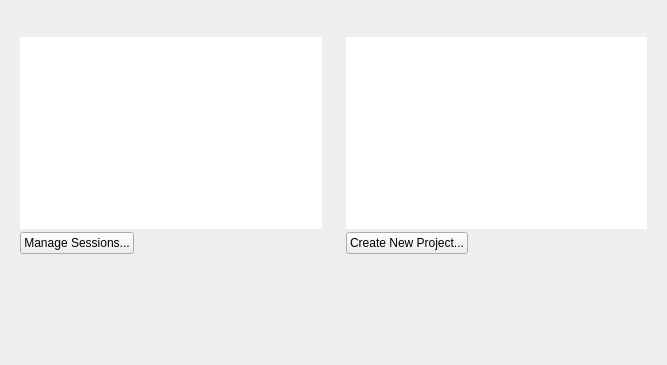
Before: the Qt Designer form src/plugins/projectexplorer/projectwelcomepagewidget.ui in qt-creator/qt-creator, drawn with Qt 5.
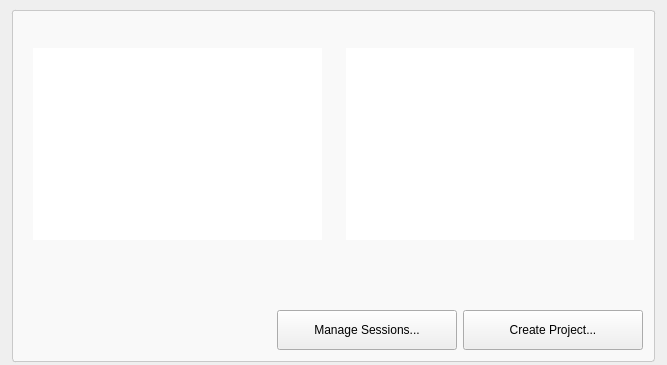
After: the same form once the commit is applied. Icons and pictures are not drawn. Custom widgets are drawn as their Qt base class.

Commit message:
Updated layout and graphics for welcome page
Done with Danimo. Most changes are cosmetic but we modified
the tutorial listing and re-arranged some of the layouts to
better reflect the suggestions by Ergosign and Nigel.

Diff of the .ui file:
```diff
--- a/src/plugins/projectexplorer/projectwelcomepagewidget.ui
+++ b/src/plugins/projectexplorer/projectwelcomepagewidget.ui
@@ -13,7 +13,139 @@
   <property name="windowTitle">
    <string>Form</string>
   </property>
+  <layout class="QVBoxLayout" name="verticalLayout">
+   <property name="topMargin">
+    <number>9</number>
+   </property>
+   <property name="bottomMargin">
+    <number>2</number>
+   </property>
+   <item>
+    <widget class="QFrame" name="frame">
+     <property name="styleSheet">
+      <string notr="true">#frame{
+   border: 1px solid #c9c9c9;
+   border-radius: 3px;
+   padding: 2px;
+   background: #f9f9f9;
+   margin: 1px;
+}</string>
+     </property>
+     <property name="frameShape">
+      <enum>QFrame::StyledPanel</enum>
+     </property>
+     <property name="frameShadow">
+      <enum>QFrame::Raised</enum>
+     </property>
+     <layout class="QVBoxLayout" name="verticalLayout_2">
+      <item>
   <layout class="QHBoxLayout" name="horizontalLayout">
+        <item>
+         <widget class="QFrame" name="recentProjectsFrame">
+          <property name="styleSheet">
+           <string/>
+          </property>
+          <layout class="QGridLayout" name="gridLayout_5">
+           <property name="horizontalSpacing">
+            <number>0</number>
+           </property>
+           <property name="verticalSpacing">
+            <number>3</number>
+           </property>
+           <property name="rightMargin">
+            <number>9</number>
+           </property>
+           <item row="3" column="0" colspan="3">
+            <widget class="Utils::WelcomeModeTreeWidget" name="projTreeWidget">
+             <property name="sizePolicy">
+              <sizepolicy hsizetype="Preferred" vsizetype="Preferred">
+               <horstretch>0</horstretch>
+               <verstretch>0</verstretch>
+              </sizepolicy>
+             </property>
+             <property name="focusPolicy">
+              <enum>Qt::NoFocus</enum>
+             </property>
+             <property name="frameShape">
+              <enum>QFrame::NoFrame</enum>
+             </property>
+             <property name="selectionMode">
+              <enum>QAbstractItemView::NoSelection</enum>
+             </property>
+             <property name="verticalScrollMode">
+              <enum>QAbstractItemView::ScrollPerPixel</enum>
+             </property>
+             <property name="rootIsDecorated">
+              <bool>false</bool>
+             </property>
+             <property name="uniformRowHeights">
+              <bool>true</bool>
+             </property>
+             <property name="allColumnsShowFocus">
+              <bool>true</bool>
+             </property>
+             <property name="columnCount">
+              <number>2</number>
+             </property>
+             <attribute name="headerVisible">
+              <bool>false</bool>
+             </attribute>
+             <attribute name="headerDefaultSectionSize">
+              <number>24</number>
+             </attribute>
+             <attribute name="headerMinimumSectionSize">
+              <number>0</number>
+             </attribute>
+             <attribute name="headerDefaultSectionSize">
+              <number>24</number>
+             </attribute>
+             <attribute name="headerVisible">
+              <bool>false</bool>
+             </attribute>
+             <attribute name="headerMinimumSectionSize">
+              <number>0</number>
+             </attribute>
+             <column>
+              <property name="text">
+               <string notr="true">1</string>
+              </property>
+             </column>
+             <column>
+              <property name="text">
+               <string notr="true">2</string>
+              </property>
+             </column>
+            </widget>
+           </item>
+           <item row="6" column="0">
+            <spacer name="verticalSpacer_2">
+             <property name="orientation">
+              <enum>Qt::Vertical</enum>
+             </property>
+             <property name="sizeHint" stdset="0">
+              <size>
+               <width>20</width>
+               <height>40</height>
+              </size>
+             </property>
+            </spacer>
+           </item>
+           <item row="1" column="0" colspan="3">
+            <widget class="Utils::WelcomeModeLabel" name="projTitleLabel">
+             <property name="sizePolicy">
+              <sizepolicy hsizetype="MinimumExpanding" vsizetype="Maximum">
+               <horstretch>0</horstretch>
+               <verstretch>0</verstretch>
+              </sizepolicy>
+             </property>
+             <property name="alignment">
+              <set>Qt::AlignLeading|Qt::AlignLeft|Qt::AlignTop</set>
+             </property>
+            </widget>
+           </item>
+          </layout>
+         </widget>
+        </item>
    <item>
     <widget class="QFrame" name="recentSessionsFrame">
      <property name="sizePolicy">
@@ -38,7 +170,7 @@
       <property name="verticalSpacing">
        <number>3</number>
       </property>
-      <item row="0" column="0" colspan="3">
+           <item row="1" column="0" colspan="3">
        <widget class="Utils::WelcomeModeLabel" name="recentSessionsTitleLabel">
         <property name="sizePolicy">
          <sizepolicy hsizetype="MinimumExpanding" vsizetype="Maximum">
@@ -51,7 +183,7 @@
         </property>
        </widget>
       </item>
-      <item row="1" column="0" colspan="3">
+           <item row="3" column="0" colspan="3">
        <widget class="Utils::WelcomeModeTreeWidget" name="sessTreeWidget">
         <property name="sizePolicy">
          <sizepolicy hsizetype="Preferred" vsizetype="Preferred">
@@ -104,8 +236,50 @@
         </column>
        </widget>
       </item>
-      <item row="3" column="0">
+           <item row="6" column="0">
+            <spacer name="verticalSpacer">
+             <property name="orientation">
+              <enum>Qt::Vertical</enum>
+             </property>
+             <property name="sizeHint" stdset="0">
+              <size>
+               <width>20</width>
+               <height>40</height>
+              </size>
+             </property>
+            </spacer>
+           </item>
+          </layout>
+         </widget>
+        </item>
+       </layout>
+      </item>
+      <item>
+       <layout class="QHBoxLayout" name="horizontalLayout_2">
+        <property name="spacing">
+         <number>6</number>
+        </property>
+        <item>
+         <spacer name="horizontalSpacer_2">
+          <property name="orientation">
+           <enum>Qt::Horizontal</enum>
+          </property>
+          <property name="sizeHint" stdset="0">
+           <size>
+            <width>40</width>
+            <height>20</height>
+           </size>
+          </property>
+         </spacer>
+        </item>
+        <item>
        <widget class="QPushButton" name="manageSessionsButton">
+          <property name="minimumSize">
+           <size>
+            <width>180</width>
+            <height>40</height>
+           </size>
+          </property>
         <property name="focusPolicy">
          <enum>Qt::TabFocus</enum>
         </property>
@@ -114,128 +288,30 @@
         </property>
        </widget>
       </item>
-      <item row="4" column="0">
-       <spacer name="verticalSpacer">
-        <property name="orientation">
-         <enum>Qt::Vertical</enum>
-        </property>
-        <property name="sizeHint" stdset="0">
-         <size>
-          <width>20</width>
-          <height>40</height>
-         </size>
-        </property>
-       </spacer>
-      </item>
-     </layout>
-    </widget>
-   </item>
    <item>
-    <widget class="QFrame" name="recentProjectsFrame">
-     <property name="styleSheet">
-      <string/>
-     </property>
-     <layout class="QGridLayout" name="gridLayout_5">
-      <property name="horizontalSpacing">
-       <number>0</number>
-      </property>
-      <property name="verticalSpacing">
-       <number>3</number>
-      </property>
-      <property name="rightMargin">
-       <number>9</number>
-      </property>
-      <item row="0" column="0" colspan="3">
-       <widget class="Utils::WelcomeModeLabel" name="projTitleLabel">
-        <property name="sizePolicy">
-         <sizepolicy hsizetype="MinimumExpanding" vsizetype="Maximum">
-          <horstretch>0</horstretch>
-          <verstretch>0</verstretch>
-         </sizepolicy>
-        </property>
-        <property name="alignment">
-         <set>Qt::AlignLeading|Qt::AlignLeft|Qt::AlignTop</set>
-        </property>
-       </widget>
-      </item>
-      <item row="1" column="0" colspan="3">
-       <widget class="Utils::WelcomeModeTreeWidget" name="projTreeWidget">
-        <property name="sizePolicy">
-         <sizepolicy hsizetype="Preferred" vsizetype="Preferred">
-          <horstretch>0</horstretch>
-          <verstretch>0</verstretch>
-         </sizepolicy>
-        </property>
-        <property name="focusPolicy">
-         <enum>Qt::NoFocus</enum>
-        </property>
-        <property name="frameShape">
-         <enum>QFrame::NoFrame</enum>
-        </property>
-        <property name="selectionMode">
-         <enum>QAbstractItemView::NoSelection</enum>
-        </property>
-        <property name="verticalScrollMode">
-         <enum>QAbstractItemView::ScrollPerPixel</enum>
-        </property>
-        <property name="rootIsDecorated">
-         <bool>false</bool>
-        </property>
-        <property name="uniformRowHeights">
-         <bool>true</bool>
-        </property>
-        <property name="allColumnsShowFocus">
-         <bool>true</bool>
-        </property>
-        <property name="columnCount">
-         <number>2</number>
-        </property>
-        <attribute name="headerVisible">
-         <bool>false</bool>
-        </attribute>
-        <attribute name="headerDefaultSectionSize">
-         <number>24</number>
-        </attribute>
-        <attribute name="headerMinimumSectionSize">
-         <number>0</number>
-        </attribute>
-        <column>
-         <property name="text">
-          <string notr="true">1</string>
-         </property>
-        </column>
-        <column>
-         <property name="text">
-          <string notr="true">2</string>
-         </property>
-        </column>
-       </widget>
-      </item>
-      <item row="3" column="0">
        <widget class="QPushButton" name="createNewProjectButton">
+          <property name="minimumSize">
+           <size>
+            <width>180</width>
+            <height>40</height>
+           </size>
+          </property>
         <property name="focusPolicy">
          <enum>Qt::TabFocus</enum>
         </property>
         <property name="text">
-         <string>Create New Project...</string>
+           <string>Create Project...</string>
+          </property>
+          <property name="icon">
+           <iconset resource="../coreplugin/core.qrc">
+            <normaloff>:/core/images/filenew.png</normaloff>:/core/images/filenew.png</iconset>
         </property>
         <property name="flat">
          <bool>false</bool>
         </property>
        </widget>
       </item>
-      <item row="4" column="0">
-       <spacer name="verticalSpacer_2">
-        <property name="orientation">
-         <enum>Qt::Vertical</enum>
-        </property>
-        <property name="sizeHint" stdset="0">
-         <size>
-          <width>20</width>
-          <height>40</height>
-         </size>
-        </property>
-       </spacer>
+       </layout>
       </item>
      </layout>
     </widget>
```
Left out of the diff: 17 changed lines with no effect on the pictures. Lines whose indentation alone changed are shown as unchanged. The commit also changes 8 other files.
